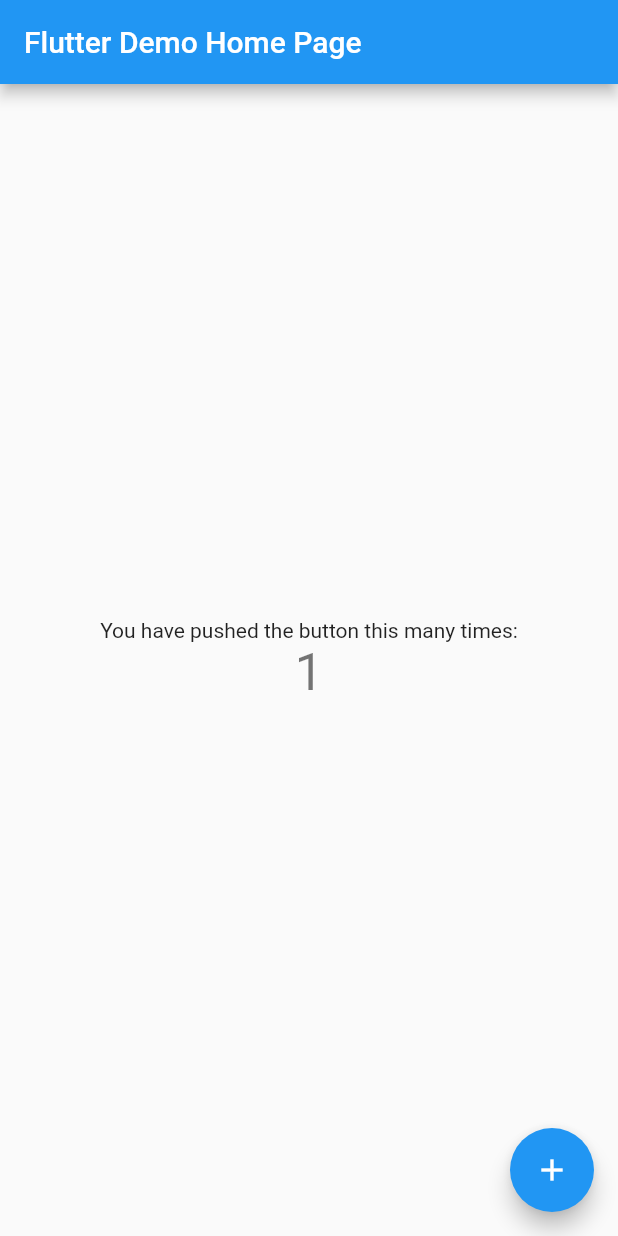
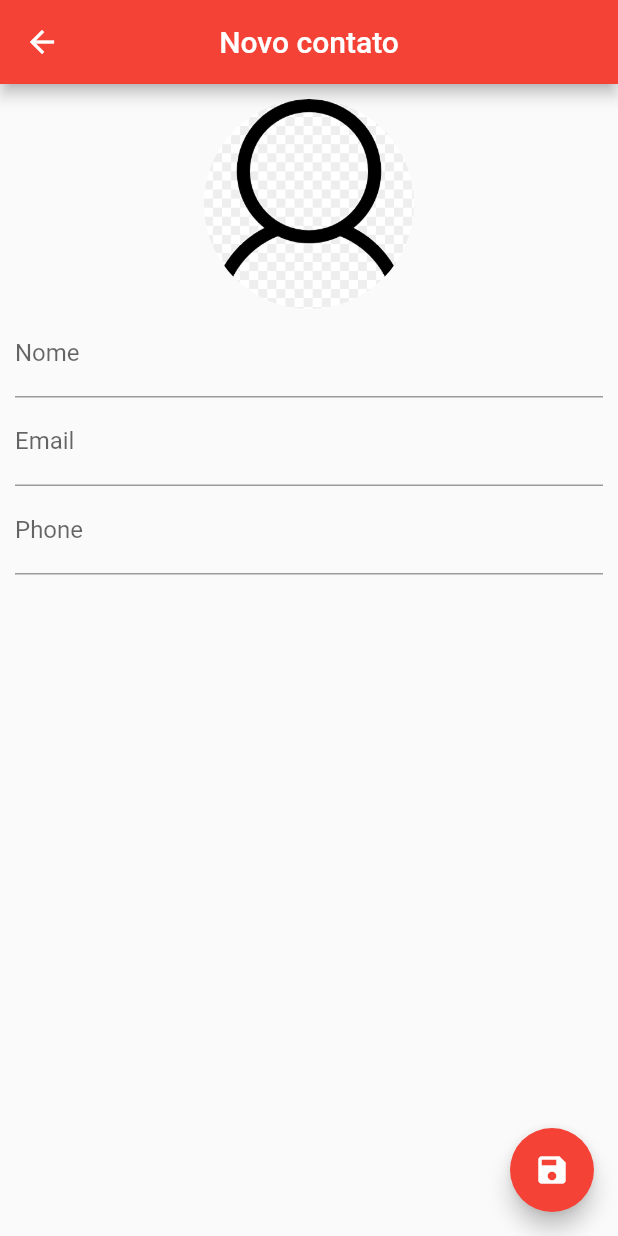
Before and after one commit to Byasg/agenda_contatos, a Flutter app: the screen it shows after launch, after a tap on the "add" icon, on a phone screen of 412 x 824 dp. Run offline on Flutter 3.47's test engine with Material 2 defaults, Android fonts, the phone set to English and light mode, and no system bars; our stand-ins replace image_picker, sqflite; accounts and stored records are empty.

Commit message:
App Agenda de contatos finalizada

```diff
--- a/lib/helpers/contact_helper.dart
+++ b/lib/helpers/contact_helper.dart
@@ -1,4 +1,3 @@
-import 'package:flutter/material.dart';
 import 'package:sqflite/sqflite.dart';
 import 'package:path/path.dart';
 import 'dart:async';
@@ -44,17 +43,86 @@ class ContactHelper {
 
   Future<Contact> saveContact(Contact contact) async {
     Database dbContact = await db;
+
     contact.id = await dbContact.insert(contactTable, contact.toMap());
+
     return contact;
+  }
+
+  Future<Contact?> getContact(int id) async {
+    Database dbContact = await db;
+
+    List<Map> maps = await dbContact.query(
+      contactTable,
+      columns: [idColumn, nameColumn, emailColumn, phoneColumn, imgColumn],
+      where: "$idColumn = ?",
+      whereArgs: [id],
+    );
+
+    if (maps.isNotEmpty) {
+      return Contact.fromMap(maps.first);
+    } else {
+      return null;
+    }
+  }
+
+  Future<int> deleteContact(int id) async {
+    Database dbContact = await db;
+
+    return await dbContact.delete(
+      contactTable,
+      where: "$idColumn = ?",
+      whereArgs: [id],
+    );
+  }
+
+  Future<int> updateContact(Contact contact) async {
+    Database dbContact = await db;
+
+    return await dbContact.update(
+      contactTable,
+      contact.toMap(),
+      where: "$idColumn = ?",
+      whereArgs: [contact.id],
+    );
+  }
+
+  Future<List> getAllContacts() async {
+    Database dbContact = await db;
+
+    List listMap = await dbContact.rawQuery("SELECT * FROM $contactTable");
+    List<Contact> listContact = [];
+
+    for (Map m in listMap) {
+      listContact.add(Contact.fromMap(m));
+    }
+
+    return listContact;
+  }
+
+  Future<int?> getNumber() async {
+    Database dbContact = await db;
+
+    return Sqflite.firstIntValue(
+      await dbContact.rawQuery("SELECT COUNT(*) FROM $contactTable"),
+    );
+  }
+
+  Future close() async {
+    Database dbContact = await db;
+
+    dbContact.close();
   }
 }
 
 class Contact {
-  late int id;
-  late String name;
-  late String email;
-  late String phone;
-  late String img;
+  int? id;
+  String? name;
+  String? email;
+  String? phone;
+  dynamic img;
+
+  Contact();
 
   Contact.fromMap(Map map) {
     id = map[idColumn];
--- a/lib/main.dart
+++ b/lib/main.dart
@@ -1,115 +1,9 @@
+import 'package:agenda_contatos/ui/home_page.dart';
 import 'package:flutter/material.dart';
 
 void main() {
-  runApp(const MyApp());
+  runApp(const MaterialApp(
+    debugShowCheckedModeBanner: false,
+    home: HomePage(),
+  ));
 }
-
-class MyApp extends StatelessWidget {
-  const MyApp({Key? key}) : super(key: key);
-
-  // This widget is the root of your application.
-  @override
-  Widget build(BuildContext context) {
-    return MaterialApp(
-      title: 'Flutter Demo',
-      theme: ThemeData(
-        // This is the theme of your application.
-        //
-        // Try running your application with "flutter run". You'll see the
-        // application has a blue toolbar. Then, without quitting the app, try
-        // changing the primarySwatch below to Colors.green and then invoke
-        // "hot reload" (press "r" in the console where you ran "flutter run",
-        // or simply save your changes to "hot reload" in a Flutter IDE).
-        // Notice that the counter didn't reset back to zero; the application
-        // is not restarted.
-        primarySwatch: Colors.blue,
-      ),
-      home: const MyHomePage(title: 'Flutter Demo Home Page'),
-    );
-  }
-}
-
-class MyHomePage extends StatefulWidget {
-  const MyHomePage({Key? key, required this.title}) : super(key: key);
-
-  // This widget is the home page of your application. It is stateful, meaning
-  // that it has a State object (defined below) that contains fields that affect
-  // how it looks.
-
-  // This class is the configuration for the state. It holds the values (in this
-  // case the title) provided by the parent (in this case the App widget) and
-  // used by the build method of the State. Fields in a Widget subclass are
-  // always marked "final".
-
-  final String title;
-
-  @override
-  State<MyHomePage> createState() => _MyHomePageState();
-}
-
-class _MyHomePageState extends State<MyHomePage> {
-  int _counter = 0;
-
-  void _incrementCounter() {
-    setState(() {
-      // This call to setState tells the Flutter framework that something has
-      // changed in this State, which causes it to rerun the build method below
-      // so that the display can reflect the updated values. If we changed
-      // _counter without calling setState(), then the build method would not be
-      // called again, and so nothing would appear to happen.
-      _counter++;
-    });
-  }
-
-  @override
-  Widget build(BuildContext context) {
-    // This method is rerun every time setState is called, for instance as done
-    // by the _incrementCounter method above.
-    //
-    // The Flutter framework has been optimized to make rerunning build methods
-    // fast, so that you can just rebuild anything that needs updating rather
-    // than having to individually change instances of widgets.
-    return Scaffold(
-      appBar: AppBar(
-        // Here we take the value from the MyHomePage object that was created by
-        // the App.build method, and use it to set our appbar title.
-        title: Text(widget.title),
-      ),
-      body: Center(
-        // Center is a layout widget. It takes a single child and positions it
-        // in the middle of the parent.
-        child: Column(
-          // Column is also a layout widget. It takes a list of children and
-          // arranges them vertically. By default, it sizes itself to fit its
-          // children horizontally, and tries to be as tall as its parent.
-          //
-          // Invoke "debug painting" (press "p" in the console, choose the
-          // "Toggle Debug Paint" action from the Flutter Inspector in Android
-          // Studio, or the "Toggle Debug Paint" command in Visual Studio Code)
-          // to see the wireframe for each widget.
-          //
-          // Column has various properties to control how it sizes itself and
-          // how it positions its children. Here we use mainAxisAlignment to
-          // center the children vertically; the main axis here is the vertical
-          // axis because Columns are vertical (the cross axis would be
-          // horizontal).
-          mainAxisAlignment: MainAxisAlignment.center,
-          children: <Widget>[
-            const Text(
-              'You have pushed the button this many times:',
-            ),
-            Text(
-              '$_counter',
-              style: Theme.of(context).textTheme.headline4,
-            ),
-          ],
-        ),
-      ),
-      floatingActionButton: FloatingActionButton(
-        onPressed: _incrementCounter,
-        tooltip: 'Increment',
-        child: const Icon(Icons.add),
-      ), // This trailing comma makes auto-formatting nicer for build methods.
-    );
-  }
-}
--- /dev/null
+++ b/lib/ui/contact_page.dart
@@ -0,0 +1,162 @@
+import 'dart:io';
+import 'package:image_picker/image_picker.dart';
+import 'package:agenda_contatos/helpers/contact_helper.dart';
+import 'package:flutter/material.dart';
+
+class ContactPage extends StatefulWidget {
+  final Contact? contact;
+
+  const ContactPage({Key? key, this.contact}) : super(key: key);
+
+  @override
+  State<ContactPage> createState() => _ContactPageState();
+}
+
+class _ContactPageState extends State<ContactPage> {
+  final nameController = TextEditingController();
+  final emailController = TextEditingController();
+  final phoneController = TextEditingController();
+
+  final _nameFocus = FocusNode();
+
+  bool _userEdited = false;
+
+  late Contact _editContact;
+
+  @override
+  void initState() {
+    super.initState();
+
+    if (widget.contact == null) {
+      _editContact = Contact();
+    } else {
+      _editContact = Contact.fromMap(widget.contact!.toMap());
+
+      nameController.text = _editContact.name!;
+      emailController.text = _editContact.email!;
+      phoneController.text = _editContact.phone!;
+    }
+  }
+
+  @override
+  Widget build(BuildContext context) {
+    return WillPopScope(
+      onWillPop: _requestPop,
+      child: Scaffold(
+        appBar: AppBar(
+          backgroundColor: Colors.red,
+          title: Text(_editContact.name ?? "Novo contato"),
+          centerTitle: true,
+        ),
+        floatingActionButton: FloatingActionButton(
+          onPressed: () {
+            if (_editContact.name != null && _editContact.name!.isNotEmpty) {
+              Navigator.pop(context, _editContact);
+            } else {
+              FocusScope.of(context).requestFocus(_nameFocus);
+            }
+          },
+          backgroundColor: Colors.red,
+          child: const Icon(Icons.save),
+        ),
+        body: SingleChildScrollView(
+          padding: const EdgeInsets.all(10),
+          child: Column(
+            children: <Widget>[
+              GestureDetector(
+                onTap: () {
+                  ImagePicker()
+                      .pickImage(source: ImageSource.camera)
+                      .then((file) {
+                    if (file == null) {
+                      return;
+                    }
+                    setState(() {
+                      _editContact.img = file.path;
+                    });
+                  });
+                },
+                child: Container(
+                  width: 140,
+                  height: 140,
+                  decoration: BoxDecoration(
+                    shape: BoxShape.circle,
+                    image: DecorationImage(
+                      image: _editContact.img != null
+                          ? FileImage(File(_editContact.img))
+                          : const AssetImage("images/person.png")
+                              as ImageProvider,
+                      fit: BoxFit.cover,
+                    ),
+                  ),
+                ),
+              ),
+              TextField(
+                controller: nameController,
+                focusNode: _nameFocus,
+                decoration: const InputDecoration(labelText: "Nome"),
+                onChanged: (text) {
+                  _userEdited = true;
+                  setState(() {
+                    _editContact.name = text;
+                  });
+                },
+              ),
+              TextField(
+                controller: emailController,
+                decoration: const InputDecoration(labelText: "Email"),
+                onChanged: (text) {
+                  _userEdited = true;
+                  _editContact.email = text;
+                },
+              ),
+              TextField(
+                controller: phoneController,
+                decoration: const InputDecoration(labelText: "Phone"),
+                onChanged: (text) {
+                  _userEdited = true;
+                  setState(() {
+                    _editContact.phone = text;
+                  });
+                },
+                keyboardType: TextInputType.phone,
+              )
+            ],
+          ),
+        ),
+      ),
+    );
+  }
+
+  Future<bool> _requestPop() {
+    if (_userEdited) {
+      showDialog(
+        context: context,
+        builder: ((context) {
+          return AlertDialog(
+            title: const Text("Descartar Alterações?"),
+            content: const Text("Se sair as alterações serão perdidas."),
+            actions: [
+              TextButton(
+                child: const Text("Cancelar"),
+                onPressed: () {
+                  Navigator.pop(context);
+                },
+              ),
+              TextButton(
+                child: const Text("Sim"),
+                onPressed: () {
+                  Navigator.pop(context);
+                  Navigator.pop(context);
+                },
+              ),
+            ],
+          );
+        }),
+      );
+      return Future.value(false);
+    } else {
+      return Future.value(true);
+    }
+  }
+}
--- a/pubspec.yaml
+++ b/pubspec.yaml
@@ -35,6 +35,8 @@ dependencies:
   # Use with the CupertinoIcons class for iOS style icons.
   cupertino_icons: ^1.0.2
   sqflite: any
+  url_launcher: ^6.1.6
+  image_picker: ^0.8.6
 
 dev_dependencies:
   flutter_test:
@@ -63,6 +65,9 @@ flutter:
   #   - images/a_dot_burr.jpeg
   #   - images/a_dot_ham.jpeg
 
+  assets:
+  - images/
+
   # An image asset can refer to one or more resolution-specific "variants", see
   # https://flutter.dev/assets-and-images/#resolution-aware
 
```
Also changed, not shown: lib/ui/home_page.dart (added, +228 -0 lines), images/person.png (added), pubspec.lock, 6 other files.
